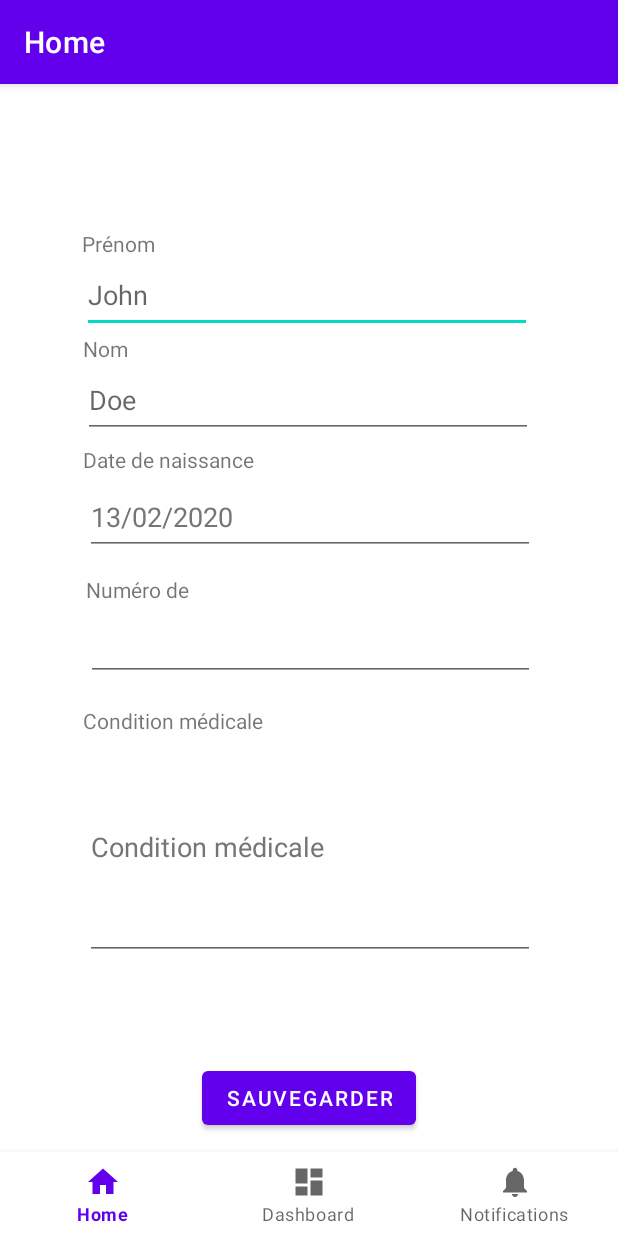
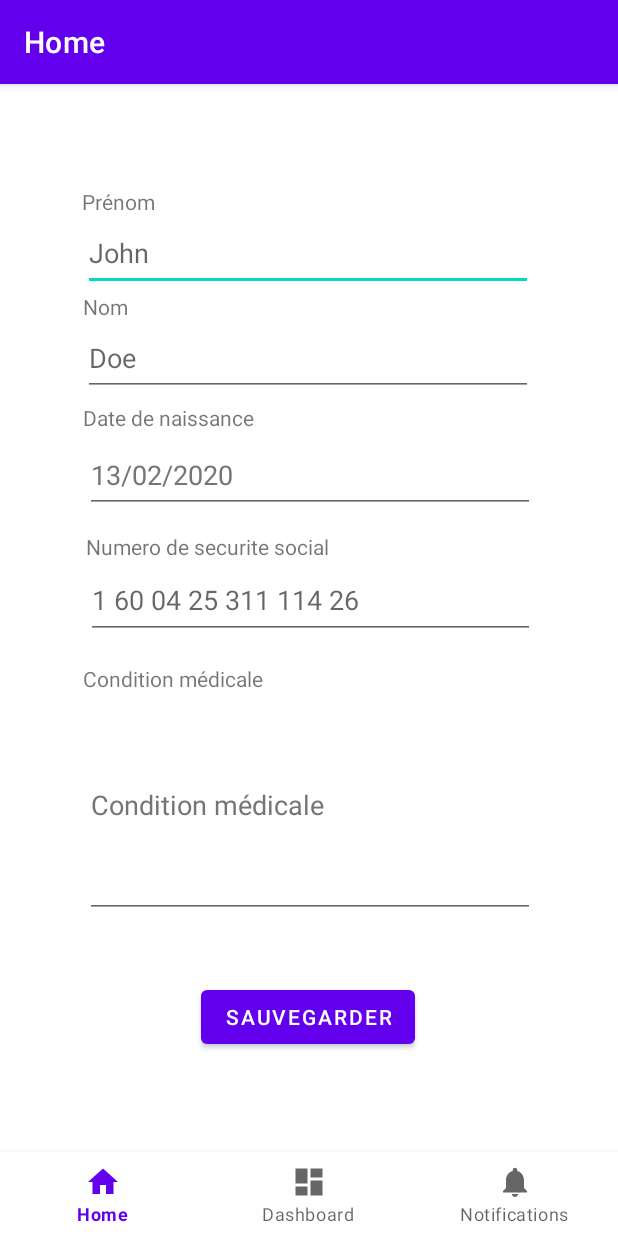
Before and after one commit to Daitori/PST-Projet_android, an Android app: the screen it shows after launch (MainActivity), on a phone screen of 412 x 824 dp. Run offline under Robolectric (Android 15) with nearby library versions, the phone set to English and light mode, and no system bars; our stand-ins replace navigation-ui.

Commit message:
DB
DB start+spinner

```diff
--- a/Final/app/src/main/AndroidManifest.xml
+++ b/Final/app/src/main/AndroidManifest.xml
@@ -2,6 +2,7 @@
 <manifest xmlns:android="http://schemas.android.com/apk/res/android"
     package="com.example.afinal">
     <uses-permission android:name="android.permission.SEND_SMS"/>
+    <uses-permission android:name="android.permission.READ_EXTERNAL_STORAGE" />
     <application
         android:allowBackup="true"
         android:icon="@mipmap/ic_launcher"
--- a/Final/app/src/main/java/com/example/afinal/MainActivity.java
+++ b/Final/app/src/main/java/com/example/afinal/MainActivity.java
@@ -2,6 +2,7 @@ package com.example.afinal;
 
 
 import android.Manifest;
+
 import android.content.Intent;
 import android.content.pm.PackageManager;
 import android.os.Bundle;
@@ -26,22 +27,10 @@ public class MainActivity extends AppCompatActivity {
     public EditText editTextPhoneNumber;
     public EditText editTextMessage;
 
-    /*public class patient{
-        public String Prenom;
-        public String Nom;
-        public Date Naissance;
-        public int NumeroSocial;
-        public String Condition;
-    }
-    public class messageenvoie{
-        public String Message;
-        public int Telephone;
 
-    }*/
     @Override
     protected void onCreate(Bundle savedInstanceState) {
         super.onCreate(savedInstanceState);
-
         com.example.afinal.databinding.ActivityMainBinding binding = ActivityMainBinding.inflate(getLayoutInflater());
         setContentView(binding.getRoot());
         // Passing each menu ID as a set of Ids because each
@@ -54,7 +43,9 @@ public class MainActivity extends AppCompatActivity {
         NavigationUI.setupWithNavController(binding.navView, navController);
     }
 
-    public void SaveSpinner(){}
+    public void SaveSpinner(){
+
+    }
 
 
     public  void askPermissionAndSendSMS() {
@@ -76,9 +67,7 @@ public class MainActivity extends AppCompatActivity {
         String message = this.editTextMessage.getText().toString();
 
         try {
-            // Get the default instance of the SmsManager
             SmsManager smsManager = SmsManager.getDefault();
-            // Send Message
             smsManager.sendTextMessage(phoneNumber, null, message, null, null);
             Log.i( LOG_TAG,"Your sms has successfully sent!");
             Toast.makeText(getApplicationContext(),"Your sms has successfully sent!",
@@ -91,8 +80,6 @@ public class MainActivity extends AppCompatActivity {
         }
     }
 
-
-    // When you have the request results
     @Override
     public void onRequestPermissionsResult(int requestCode, @NonNull String[] permissions, @NonNull int[] grantResults) {
         super.onRequestPermissionsResult(requestCode, permissions, grantResults);
@@ -114,8 +101,6 @@ public class MainActivity extends AppCompatActivity {
             }
         }
     }
-
-    // When results returned
     @Override
     protected void onActivityResult(int requestCode, int resultCode, Intent data) {
         super.onActivityResult(requestCode, resultCode, data);
--- a/Final/app/src/main/res/layout/fragment_home.xml
+++ b/Final/app/src/main/res/layout/fragment_home.xml
@@ -11,12 +11,12 @@
         android:id="@+id/Prenom"
         android:layout_width="300dp"
         android:layout_height="50dp"
-        android:layout_marginTop="60dp"
+        android:layout_marginTop="32dp"
         android:hint="@string/Val_Pre"
         android:importantForAutofill="no"
         android:inputType="text"
         app:layout_constraintEnd_toEndOf="parent"
-        app:layout_constraintHorizontal_bias="0.486"
+        app:layout_constraintHorizontal_bias="0.495"
         app:layout_constraintStart_toStartOf="parent"
         app:layout_constraintTop_toTopOf="parent" />
 
@@ -95,7 +95,7 @@
         app:layout_constraintEnd_toEndOf="parent"
         app:layout_constraintHorizontal_bias="0.504"
         app:layout_constraintStart_toStartOf="parent"
-        app:layout_constraintTop_toBottomOf="@+id/editTextNumber"
+        app:layout_constraintTop_toBottomOf="@+id/editTextNumberSecu"
         tools:ignore="DuplicateSpeakableTextCheck" />
 
     <TextView
@@ -108,7 +108,34 @@
         app:layout_constraintEnd_toEndOf="parent"
         app:layout_constraintHorizontal_bias="0.189"
         app:layout_constraintStart_toStartOf="parent"
-        app:layout_constraintTop_toBottomOf="@+id/editTextNumber"
+        app:layout_constraintTop_toBottomOf="@+id/editTextNumberSecu"
+        app:layout_constraintVertical_bias="1.0" />
+
+    <EditText
+        android:id="@+id/editTextNumberSecu"
+        android:layout_width="299dp"
+        android:layout_height="52dp"
+        android:layout_marginTop="32dp"
+        android:ems="10"
+        android:inputType="number"
+        app:layout_constraintEnd_toEndOf="parent"
+        app:layout_constraintHorizontal_bias="0.508"
+        app:layout_constraintStart_toStartOf="parent"
+        app:layout_constraintTop_toBottomOf="@+id/Birth"
+        android:hint="@string/HintNumSecSoc"
+        android:importantForAutofill="no" />
+
+    <TextView
+        android:id="@+id/textView5"
+        android:layout_width="wrap_content"
+        android:layout_height="wrap_content"
+        android:layout_marginTop="13dp"
+        android:text="@string/TxtValNumSec"
+        app:layout_constraintBottom_toTopOf="@+id/editTextNumberSecu"
+        app:layout_constraintEnd_toEndOf="parent"
+        app:layout_constraintHorizontal_bias="0.229"
+        app:layout_constraintStart_toStartOf="parent"
+        app:layout_constraintTop_toBottomOf="@+id/Birth"
         app:layout_constraintVertical_bias="1.0" />
 
     <Button
@@ -118,33 +145,10 @@
         android:text="@string/next"
         app:layout_constraintBottom_toBottomOf="parent"
         app:layout_constraintEnd_toEndOf="parent"
+        app:layout_constraintHorizontal_bias="0.498"
         app:layout_constraintStart_toStartOf="parent"
-        app:layout_constraintTop_toBottomOf="@id/Condition" />
-
-    <EditText
-        android:id="@+id/editTextNumber"
-        android:layout_width="299dp"
-        android:layout_height="52dp"
-        android:layout_marginTop="32dp"
-        android:ems="10"
-        android:inputType="number"
-        app:layout_constraintEnd_toEndOf="parent"
-        app:layout_constraintHorizontal_bias="0.508"
-        app:layout_constraintStart_toStartOf="parent"
-        app:layout_constraintTop_toBottomOf="@+id/Birth" />
-
-    <TextView
-        android:id="@+id/textView5"
-        android:layout_width="74dp"
-        android:layout_height="19dp"
-        android:layout_marginTop="13dp"
-        android:text="@string/TxtValNumSec"
-        app:layout_constraintBottom_toTopOf="@+id/editTextNumber"
-        app:layout_constraintEnd_toEndOf="parent"
-        app:layout_constraintHorizontal_bias="0.169"
-        app:layout_constraintStart_toStartOf="parent"
-        app:layout_constraintTop_toBottomOf="@+id/Birth"
-        app:layout_constraintVertical_bias="0.0" />
+        app:layout_constraintTop_toBottomOf="@id/Condition"
+        app:layout_constraintVertical_bias="0.256" />
 
 
 </androidx.constraintlayout.widget.ConstraintLayout>
--- a/Final/app/src/main/res/layout/fragment_notifications.xml
+++ b/Final/app/src/main/res/layout/fragment_notifications.xml
@@ -27,6 +27,7 @@
         android:duplicateParentState="false"
         android:importantForAutofill="no"
         android:inputType="text"
+        android:hint="@string/HintMsgUrg"
         app:layout_constraintEnd_toEndOf="parent"
         app:layout_constraintHorizontal_bias="0.495"
         app:layout_constraintStart_toStartOf="parent"
--- a/Final/app/src/main/res/values/strings.xml
+++ b/Final/app/src/main/res/values/strings.xml
@@ -15,5 +15,7 @@
     <string name="numcontact">+33786546888</string>
     <string name="Val_Nom">Doe</string>
     <string name="BtnTestTxt">Test</string>
-    <string name="TxtValNumSec">Numéro de sécurité social</string>
+    <string name="TxtValNumSec">Numero de securite social</string>
+    <string name="HintNumSecSoc">1 60 04 25 311 114 26</string>
+    <string name="HintMsgUrg">Message d\'urgence</string>
 </resources>
```
Also changed, not shown: Final/app/src/main/java/com/example/afinal/DBHandler.java (added, +45 -0 lines), Final/app/src/main/java/com/example/afinal/ui/notifications/NotificationsFragment.java (+8 -1 lines).
